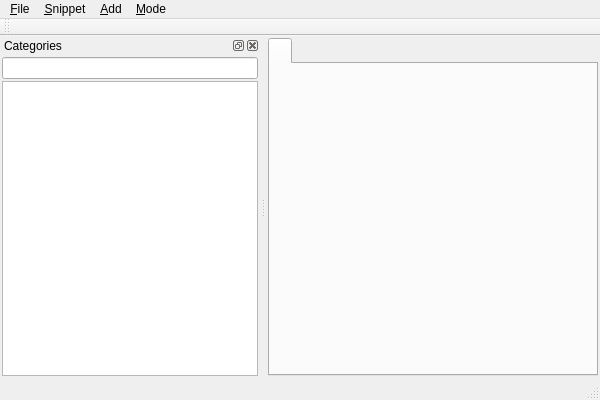
pa-0/Q-Snippet-Manager, file mainwindow.ui: the form before one commit.
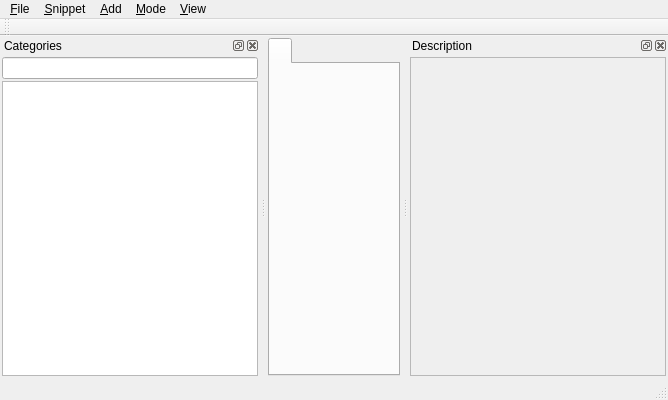
The form after the commit. Custom widgets are drawn as their Qt base class.

Commit message: Xml special symbols (< > & ) replaced into &lt; etc. Proper dock widgets widths by reimplementing sizeHint() function in treeview.h and textedit.h.

The edit to the form file:
```diff
--- a/mainwindow.ui
+++ b/mainwindow.ui
@@ -6,7 +6,7 @@
    <rect>
     <x>0</x>
     <y>0</y>
-    <width>600</width>
+    <width>668</width>
     <height>400</height>
    </rect>
   </property>
@@ -54,7 +54,7 @@
     <rect>
      <x>0</x>
      <y>0</y>
-     <width>600</width>
+     <width>668</width>
      <height>25</height>
     </rect>
    </property>
@@ -94,10 +94,18 @@
     <addaction name="action_Normal"/>
     <addaction name="action_Work"/>
    </widget>
+   <widget class="QMenu" name="menu_View">
+    <property name="title">
+     <string>&amp;View</string>
+    </property>
+    <addaction name="actionHide_categories"/>
+    <addaction name="actionHide_description"/>
+   </widget>
    <addaction name="menu_File"/>
    <addaction name="menu_Snippet"/>
    <addaction name="menu_Add"/>
    <addaction name="menu_Mode"/>
+   <addaction name="menu_View"/>
   </widget>
   <widget class="QToolBar" name="mainToolBar">
    <attribute name="toolBarArea">
@@ -160,6 +168,37 @@
     </layout>
    </widget>
   </widget>
+  <widget class="QDockWidget" name="descDockWidget">
+   <property name="features">
+    <set>QDockWidget::AllDockWidgetFeatures</set>
+   </property>
+   <property name="allowedAreas">
+    <set>Qt::RightDockWidgetArea</set>
+   </property>
+   <property name="windowTitle">
+    <string>Description</string>
+   </property>
+   <attribute name="dockWidgetArea">
+    <number>2</number>
+   </attribute>
+   <widget class="QWidget" name="dockWidgetContents_3">
+    <layout class="QVBoxLayout" name="verticalLayout_3">
+     <property name="spacing">
+      <number>2</number>
+     </property>
+     <property name="margin">
+      <number>2</number>
+     </property>
+     <item>
+      <widget class="TextEit" name="descTextEdit">
+       <property name="enabled">
+        <bool>false</bool>
+       </property>
+      </widget>
+     </item>
+    </layout>
+   </widget>
+  </widget>
   <action name="action_Category">
    <property name="text">
     <string>&amp;Category...</string>
@@ -266,6 +305,18 @@
   </action>
  </widget>
  <layoutdefault spacing="6" margin="11"/>
+ <customwidgets>
+  <customwidget>
+   <class>TreeView</class>
+   <extends>QTreeView</extends>
+   <header>treeview.h</header>
+  </customwidget>
+  <customwidget>
+   <class>TextEit</class>
+   <extends>QTextEdit</extends>
+   <header>texteit.h</header>
+  </customwidget>
+ </customwidgets>
  <resources/>
  <connections/>
 </ui>
```
Left out of the diff: 39 changed lines with no effect on the pictures. The commit also changes 7 other files.
